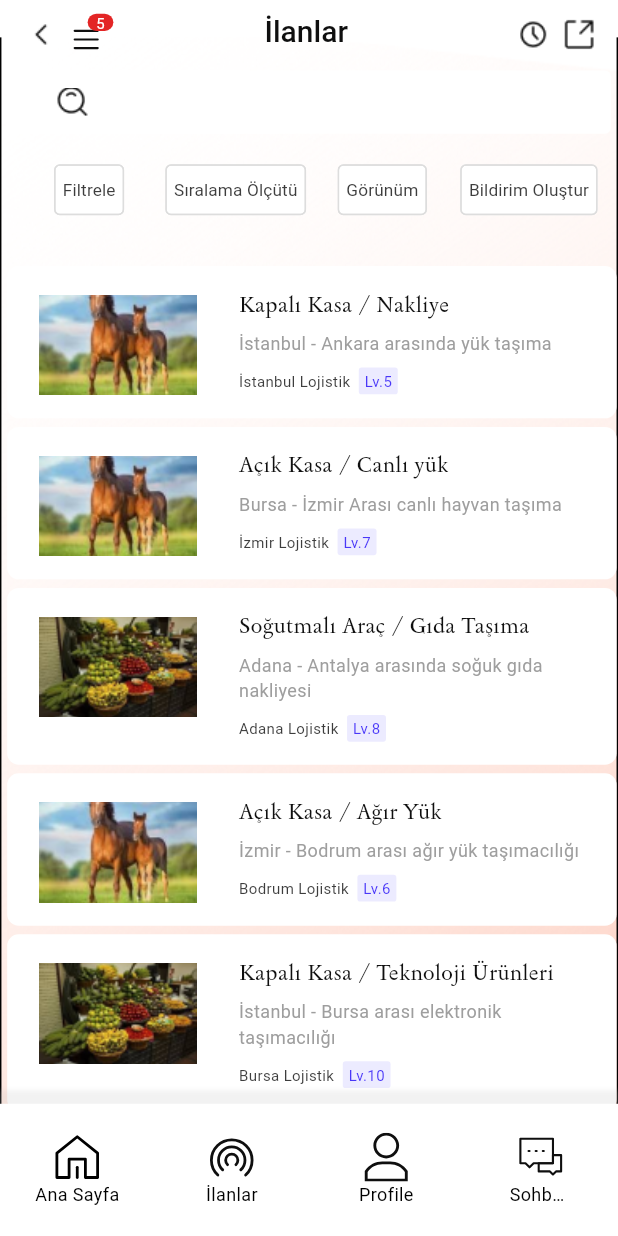
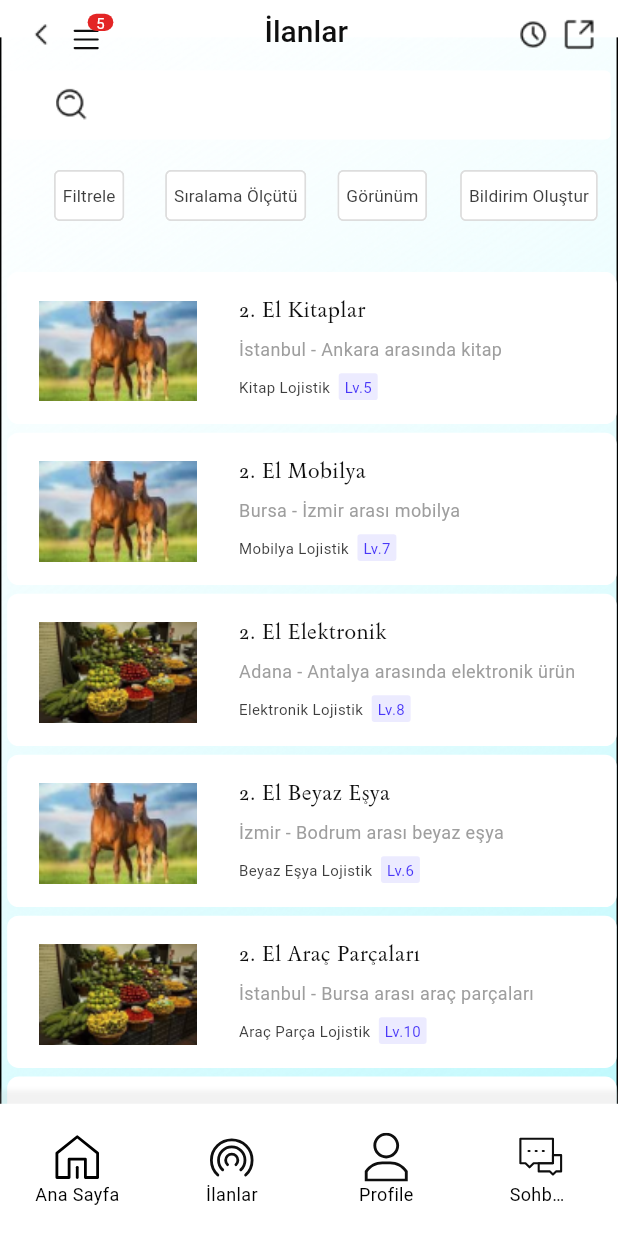
Before and after one commit to xFarukAlpay/Revive_Flutter_App, a Flutter app: the IlanScreen screen opened by its route, on a phone screen of 412 x 824 dp. Run offline on Flutter 3.47's test engine with Material 3 defaults, Android fonts, the phone set to English and light mode, and no system bars; our stand-ins replace cached_network_image, connectivity_plus, equatable, flutter_bloc, flutter_svg, shared_preferences and 1 more; accounts and stored records are empty.

Commit message:
New ilanver Pages added logo updated bugs fixed some upgrading

```diff
--- a/lib/presentation/giri_ekran_screen/bloc/giri_ekran_bloc.dart
+++ b/lib/presentation/giri_ekran_screen/bloc/giri_ekran_bloc.dart
@@ -37,7 +37,7 @@ class GiriEkranBloc extends Bloc<GiriEkranEvent, GiriEkranState> {
       Emitter<GiriEkranState> emit,
       ) {
     NavigatorService.popAndPushNamed(
-      AppRoutes.ilanScreen,
+      AppRoutes.ilanVer,
     );
   }
 }
--- a/lib/presentation/ilan_screen/bloc/ilan_bloc.dart
+++ b/lib/presentation/ilan_screen/bloc/ilan_bloc.dart
@@ -12,9 +12,10 @@ class IlanBloc extends Bloc<IlanEvent, IlanState> {
   IlanBloc(IlanState initialState) : super(initialState) {
     on<IlanInitialEvent>(_onInitialize);
     on<UpdateChipViewEvent>(_updateChipView);
+
   }
 
-   _updateChipView(
+  _updateChipView(
       UpdateChipViewEvent event,
       Emitter<IlanState> emit,
       ) {
@@ -40,64 +41,64 @@ class IlanBloc extends Bloc<IlanEvent, IlanState> {
     return [
       ListingsItemModel(
         image: ImageConstant.imgDownload2,
-        barefootbeach: "Kapalı Kasa / Nakliye",
-        sandytoesand: "İstanbul - Ankara arasında yük taşıma",
-        wilmoth: "İstanbul Lojistik",
+        barefootbeach: "2. El Kitaplar",
+        sandytoesand: "İstanbul - Ankara arasında kitap ",
+        wilmoth: "Kitap Lojistik",
         tag: "Lv.5",
       ),
       ListingsItemModel(
         image: ImageConstant.imgDownload2,
-        barefootbeach: "Açık Kasa / Canlı yük",
-        sandytoesand: "Bursa - İzmir Arası canlı hayvan taşıma",
-        wilmoth: "İzmir Lojistik",
+        barefootbeach: "2. El Mobilya",
+        sandytoesand: "Bursa - İzmir arası mobilya ",
+        wilmoth: "Mobilya Lojistik",
         tag: "Lv.7",
       ),
       ListingsItemModel(
         image: ImageConstant.imgDownload1,
-        barefootbeach: "Soğutmalı Araç / Gıda Taşıma",
-        sandytoesand: "Adana - Antalya arasında soğuk gıda nakliyesi",
-        wilmoth: "Adana Lojistik",
+        barefootbeach: "2. El Elektronik",
+        sandytoesand: "Adana - Antalya arasında elektronik ürün ",
+        wilmoth: "Elektronik Lojistik",
         tag: "Lv.8",
       ),
       ListingsItemModel(
         image: ImageConstant.imgDownload2,
-        barefootbeach: "Açık Kasa / Ağır Yük",
-        sandytoesand: "İzmir - Bodrum arası ağır yük taşımacılığı",
-        wilmoth: "Bodrum Lojistik",
+        barefootbeach: "2. El Beyaz Eşya",
+        sandytoesand: "İzmir - Bodrum arası beyaz eşya ",
+        wilmoth: "Beyaz Eşya Lojistik",
         tag: "Lv.6",
       ),
       ListingsItemModel(
         image: ImageConstant.imgDownload1,
-        barefootbeach: "Kapalı Kasa / Teknoloji Ürünleri",
-        sandytoesand: "İstanbul - Bursa arası elektronik taşımacılığı",
-        wilmoth: "Bursa Lojistik",
+        barefootbeach: "2. El Araç Parçaları",
+        sandytoesand: "İstanbul - Bursa arası araç parçaları ",
+        wilmoth: "Araç Parça Lojistik",
         tag: "Lv.10",
       ),
       ListingsItemModel(
         image: ImageConstant.imgDownload2,
-        barefootbeach: "Soğutmalı Araç / İlaç Taşıma",
-        sandytoesand: "Ankara - Eskişehir arası ilaç dağıtımı",
-        wilmoth: "Ankara Lojistik",
+        barefootbeach: "2. El Giyim",
+        sandytoesand: "Ankara - Eskişehir arası giyim ürünleri ",
+        wilmoth: "Giyim Lojistik",
         tag: "Lv.4",
       ),
       ListingsItemModel(
         image: ImageConstant.imgDownload1,
-        barefootbeach: "Açık Kasa / İnşaat Malzemesi",
-        sandytoesand: "Kayseri - Konya arası inşaat malzemesi nakliyesi",
-        wilmoth: "Kayseri Lojistik",
+        barefootbeach: "2. El Oyuncak",
+        sandytoesand: "Kayseri - Konya arası oyuncak ",
+        wilmoth: "Oyuncak Lojistik",
         tag: "Lv.3",
       ),
       ListingsItemModel(
         image: ImageConstant.imgDownload2,
-        barefootbeach: "Kapalı Kasa / Otomotiv Parçaları",
-        sandytoesand: "Antalya - Mersin arası otomotiv yedek parça taşımacılığı",
-        wilmoth: "Mersin Lojistik",
+        barefootbeach: "2. El Antika",
+        sandytoesand: "Antalya - Mersin arası antika ",
+        wilmoth: "Antika Lojistik",
         tag: "Lv.2",
       ),
     ];
   }
 
-   _onInitialize(
+  _onInitialize(
       IlanInitialEvent event,
       Emitter<IlanState> emit,
       ) async {
--- a/lib/routes/app_routes.dart
+++ b/lib/routes/app_routes.dart
@@ -5,6 +5,7 @@ import '../presentation/ilan_screen/ilan_screen.dart';
 import '../presentation/login_ekran_screen/login_ekrann_screen.dart';
 import '../presentation/profil_screen/profil_screen.dart';
 import '../presentation/signup_ekran_screen/signup_ekran_screen.dart';
+import '../presentation/ilan_ver/ilan_ver_screen.dart';
 
 class AppRoutes{
   static const String giriEkranScreen = 'giri_ekran_screen';
@@ -19,6 +20,8 @@ class AppRoutes{
 
   static const String ilanScreen = '/ilan_screen';
 
+  static const String ilanVer = '/ilan_ver';
+
 
 
   static const String appNavigationScreen = '/app_navigation_screen';
@@ -31,6 +34,7 @@ class AppRoutes{
     signupEkranScreen: SignupEkranScreen.builder,
     profilScreen: ProfilScreen.builder,
     ilanScreen: IlanScreen.builder,
+    ilanVer: IlanVerScreen.builder,
     appNavigationScreen: AppNavigationScreen.builder,
     initialRoute: GiriEkranScreen.builder
   };
--- a/lib/widgets/custom_search_view.dart
+++ b/lib/widgets/custom_search_view.dart
@@ -20,7 +20,7 @@ class CustomSearchView extends StatelessWidget {
     this.textStyle,
     this.textInputType = TextInputType.text,
     this.maxLines,
-    this.hintText,
+    this.hintText = "Arama yapiniz",
     this.hintStyle,
     this.prefix,
     this.prefixConstraints,
@@ -87,22 +87,21 @@ class CustomSearchView extends StatelessWidget {
         maxLines: maxLines ?? 1,
         decoration: decoration,
         validator: validator,
-      onChanged:(String value) {
+        onChanged: (String value) {
           onChanged?.call(value);
-    }
-    ),
+        }),
   );
 
   InputDecoration get decoration => InputDecoration(
-    hintText: hintText ?? "",
+    hintText: hintText,
     hintStyle: hintStyle ?? CustomTextStyles.bodySmallOnErrorContainer,
     prefixIcon: prefix ??
         Container(
           margin: EdgeInsets.fromLTRB(34.h, 12.h, 12.h, 12.h),
           child: CustomImageView(
             imagePath: ImageConstant.imgSearch,
-            height: 20.h,
-            width: 24.h,
+            height: 24.h,
+            width: 22.h,
           ),
         ),
     prefixIconConstraints: prefixConstraints ??
```
Also changed, not shown: lib/localization/en_us/en_us_translations.dart (+6 -6 lines), lib/presentation/giri_ekran_screen/giri_ekran_screen.dart (+20 -30 lines), lib/presentation/ilan_screen/ilan_screen.dart (+119 -23 lines), lib/presentation/login_ekran_screen/bloc/login_ekran_bloc.dart (+10 -0 lines), lib/presentation/login_ekran_screen/bloc/login_ekran_event.dart (+7 -5 lines), lib/presentation/login_ekran_screen/login_ekrann_screen.dart (+60 -65 lines), lib/theme/custom_button_style.dart (+11 -0 lines), assets/images/img_group_106.png, assets/images/img_group_59.png, assets/images/img_login_ekran.png, assets/images/img_signup_ekran.png, assets/images/img_signup_ekran.svg, assets/images/img_truck_with_whit.png, 5 other files. Lines whose indentation alone changed are shown as unchanged.
